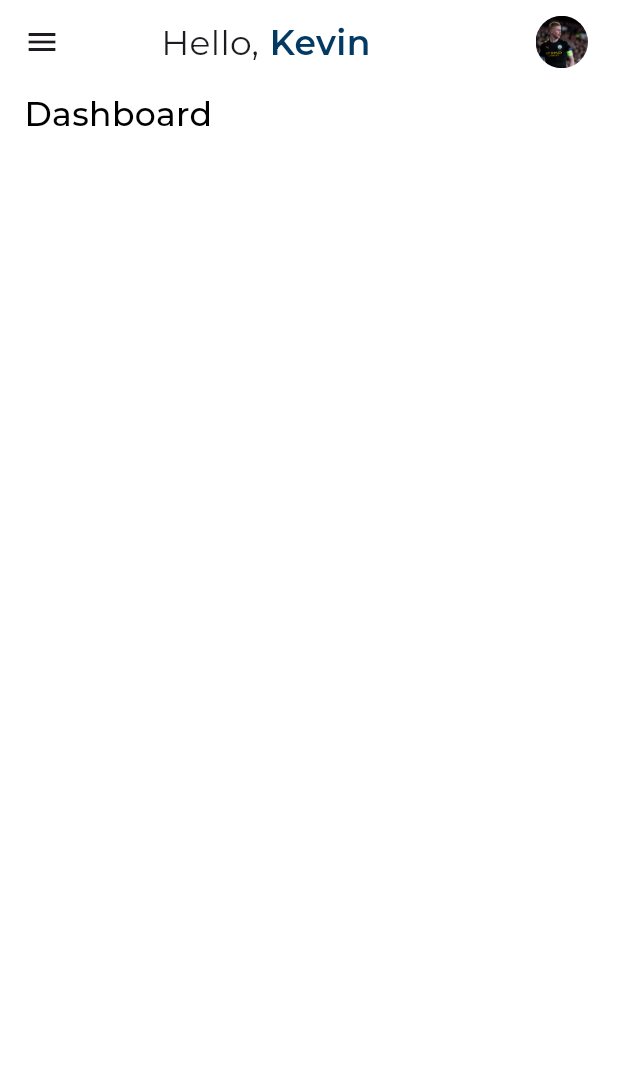
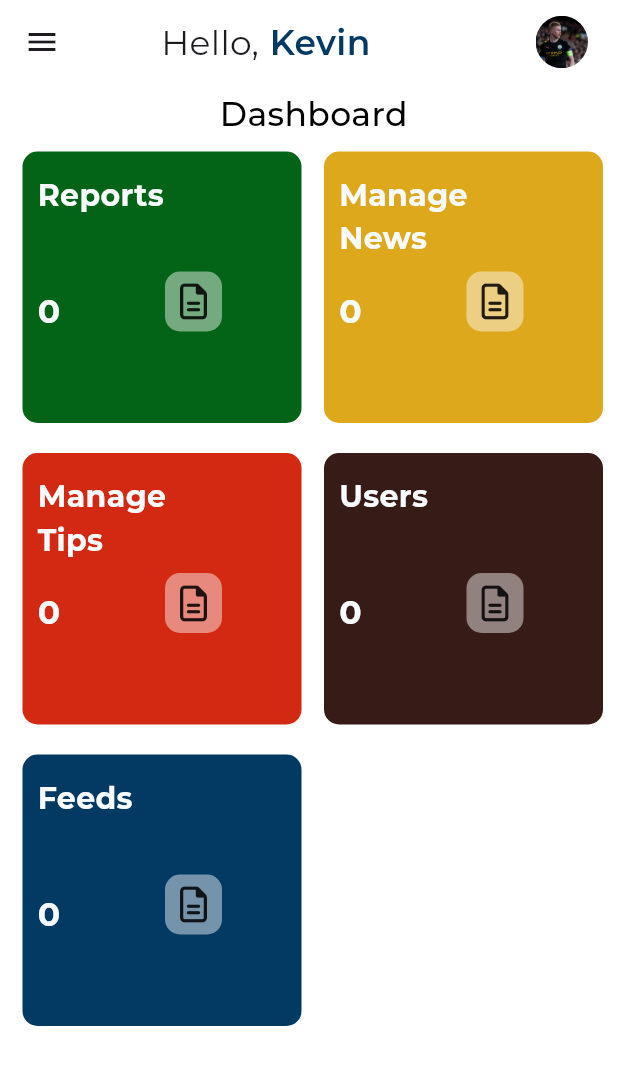
Before and after one commit to Ampaw24/crimemobile_back, a Flutter app: the Dashboard screen opened directly, on a phone screen of 412 x 824 dp. Shown: the top 1065 px of the screen. Run offline on Flutter 3.47's test engine with Material 2 defaults, Android fonts, the phone set to English and light mode, and no system bars; our stand-ins replace font_awesome_flutter, google_fonts.

Commit message:
dashboardview completed

```diff
--- a/lib/core/colors.dart
+++ b/lib/core/colors.dart
@@ -6,5 +6,5 @@ class AppColors {
   static const dashboardGreen = Color(0xff036418);
   static const dashboardRed = Color(0xffD32811);
   static const dashboardBrown = Color(0xff371B17);
-
+  static const dashboardYellow = Color(0xffDEA81D);
 }
--- a/lib/core/text.dart
+++ b/lib/core/text.dart
@@ -10,3 +10,7 @@ const logintxtwhite =
     TextStyle(color: Colors.white, fontWeight: FontWeight.w600, fontSize: 25);
 const headerbold1 =
     TextStyle(color: Colors.black, fontSize: 22, fontWeight: FontWeight.w500);
+const dashboardCardTitle = TextStyle(
+    color: Color(0xfff9fcff), fontWeight: FontWeight.bold, fontSize: 20);
+    const dashboardCardcount = TextStyle(
+    color: Color(0xfff9fcff), fontWeight: FontWeight.w700, fontSize: 22);
--- /dev/null
+++ b/lib/module/dashboardcardmodule.dart
@@ -0,0 +1,19 @@
+import 'package:flutter/material.dart';
+
+class DashboardCard {
+  final String title;
+  final IconData cardIcon;
+  final int counter;
+  final Color cardColor;
+
+
+  DashboardCard(
+
+      {required this.title,
+      required this.cardIcon,
+      this.counter = 0,
+      required this.cardColor});
+
+
+
+}
--- a/lib/screens/dashboard/dashboard.dart
+++ b/lib/screens/dashboard/dashboard.dart
@@ -5,10 +5,40 @@ import 'package:crimeappbackend/core/text.dart';
 import 'package:flutter/material.dart';
 import 'package:font_awesome_flutter/font_awesome_flutter.dart';
 import 'package:google_fonts/google_fonts.dart';
+import '../../module/dashboardcardmodule.dart';
+import '../../widget/dashboardcards.dart';
 
-class Dashboard extends StatelessWidget {
+class Dashboard extends StatefulWidget {
   const Dashboard({super.key});
 
+  @override
+  State<Dashboard> createState() => _DashboardState();
+}
+
+List<DashboardCard> cardcontent = [
+  DashboardCard(
+      title: "Reports",
+      cardIcon: FontAwesomeIcons.fileText,
+      cardColor: AppColors.dashboardGreen),
+  DashboardCard(
+      title: "Manage\nNews",
+      cardIcon: FontAwesomeIcons.fileText,
+      cardColor: AppColors.dashboardYellow),
+  DashboardCard(
+      title: "Manage\nTips",
+      cardIcon: FontAwesomeIcons.fileText,
+      cardColor: AppColors.dashboardRed),
+  DashboardCard(
+      title: "Users",
+      cardIcon: FontAwesomeIcons.fileText,
+      cardColor: AppColors.dashboardBrown),
+  DashboardCard(
+      title: "Feeds",
+      cardIcon: FontAwesomeIcons.fileText,
+      cardColor: AppColors.btnBlue)
+];
+
+class _DashboardState extends State<Dashboard> {
   @override
   Widget build(BuildContext context) {
     return Scaffold(
@@ -50,10 +80,8 @@ class Dashboard extends StatelessWidget {
           preferredSize: const Size.fromHeight(60)),
       body: Column(
         children: [
-          Stack(
-            children: [
           Container(
-                margin: const EdgeInsets.only(left: 10),
+
             child: Text(
               " Dashboard",
               style: GoogleFonts.montserrat(
@@ -61,7 +89,26 @@ class Dashboard extends StatelessWidget {
               ),
             ),
           ),
-            ],
+          Expanded(
+            child: GridView.builder(
+              padding: const EdgeInsets.symmetric(horizontal: 10),
+              gridDelegate: SliverGridDelegateWithFixedCrossAxisCount(
+                crossAxisCount: 2, // Number of columns in the grid
+                mainAxisSpacing: 10.0, // Spacing between rows
+                crossAxisSpacing: 10.0, // Spacing between columns
+              ),
+              itemCount:
+                  cardcontent.length, // Total number of items in the grid
+              itemBuilder: (BuildContext context, int index) {
+                return GridTile(
+                    child: DashboarddCards(
+                  cardColor: cardcontent[index].cardColor,
+                  cardIcon: cardcontent[index].cardIcon,
+                  counter: cardcontent[index].counter,
+                  title: cardcontent[index].title,
+                ));
+              },
+            ),
           ),
         ],
       ),
--- /dev/null
+++ b/lib/widget/dashboardcards.dart
@@ -0,0 +1,59 @@
+import 'package:crimeappbackend/core/colors.dart';
+import 'package:crimeappbackend/core/text.dart';
+import 'package:flutter/material.dart';
+import 'package:google_fonts/google_fonts.dart';
+
+class DashboarddCards extends StatelessWidget {
+  final String title;
+  final int counter;
+  final IconData cardIcon;
+  final Color cardColor;
+
+  const DashboarddCards({super.key, required this.title,  required this.cardIcon,required this.counter, required this.cardColor,});
+
+
+
+  @override
+  Widget build(BuildContext context) {
+    return Container(
+      margin: const EdgeInsets.only(top: 10, left: 5),
+      width: 150,
+      height: 130,
+      decoration: BoxDecoration(
+          color:cardColor ,
+          borderRadius: BorderRadius.circular(10)),
+      child: Stack(
+        children: [
+          Positioned(
+            top: 15,
+            left: 10,
+            child: Text(
+              title,
+              style: GoogleFonts.montserrat(textStyle: dashboardCardTitle),
+            ),
+          ),
+          Positioned(
+            top: 90,
+            left: 10,
+            child: Text(
+              counter.toString(),
+              style: GoogleFonts.montserrat(textStyle: dashboardCardcount),
+            ),
+          ),
+          Positioned(
+              top: 80,
+              left: 95,
+              child: Container(
+                height: 40,
+                width: 38,
+                child: Icon(cardIcon),
+                decoration: BoxDecoration(
+                  borderRadius: BorderRadius.circular(10),
+                  color: Colors.white.withOpacity(0.45),
+                ),
+              )),
+        ],
+      ),
+    );
+  }
+}
```
Lines whose indentation alone changed are shown as unchanged.
